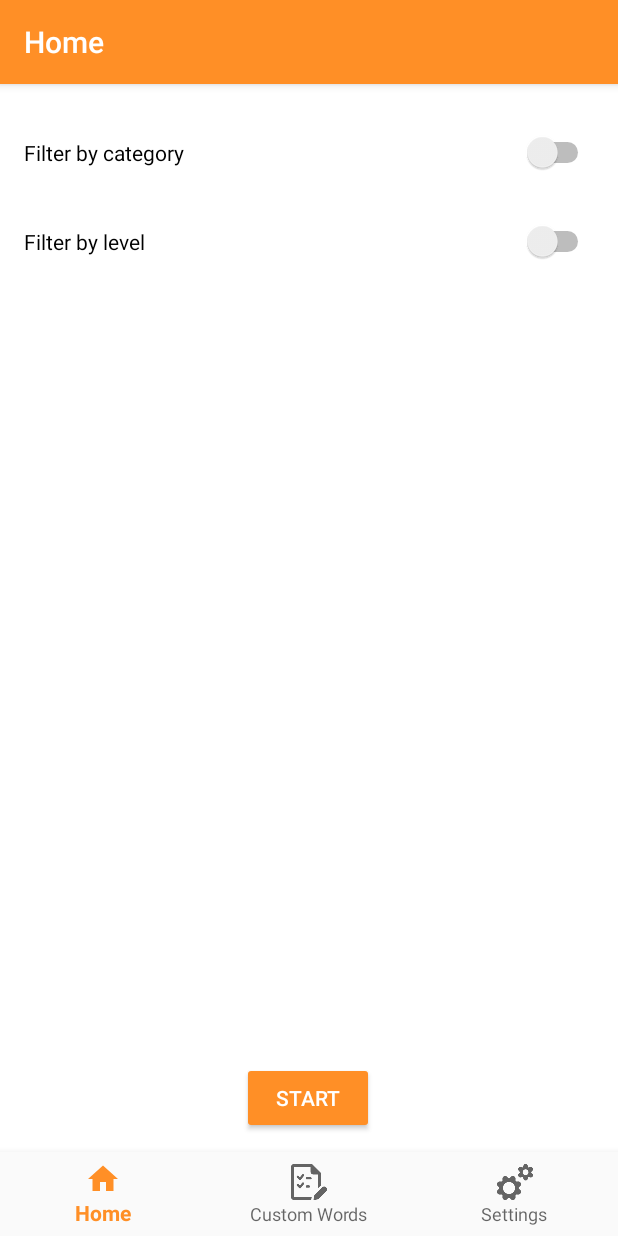
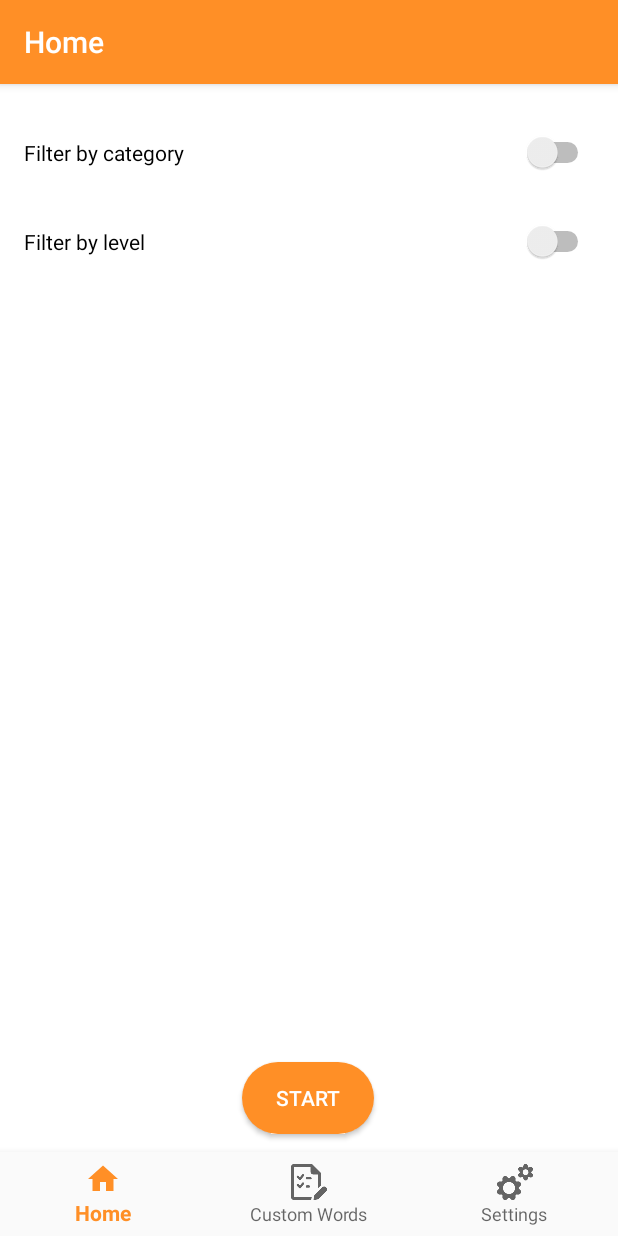
Before and after one commit to miguelromeral/PasswordGame, an Android app: the screen it shows after launch (MainActivity), on a phone screen of 412 x 824 dp. Run offline under Robolectric (Android 15) with nearby library versions, the phone set to English and light mode, and no system bars; our stand-ins replace Firebase (no records; nobody signed in at launch, a user with empty details on screens opened directly), Room's generated code, data binding, navigation-ui.

```diff
--- /dev/null
+++ b/app/src/main/res/drawable/btn_rounded.xml
@@ -0,0 +1,5 @@
+<?xml version="1.0" encoding="utf-8"?>
+<shape xmlns:android="http://schemas.android.com/apk/res/android" android:shape="rectangle">
+    <solid android:color="@color/white"/>
+    <corners android:radius="32sp"/>
+</shape>
--- a/app/src/main/res/layout/fragment_custom_password.xml
+++ b/app/src/main/res/layout/fragment_custom_password.xml
@@ -84,7 +84,7 @@
 
     <Button
         android:id="@+id/bInsert"
-        style="@style/MainButton"
+        style="@style/MainButtonRounded"
         android:layout_width="wrap_content"
         android:layout_height="wrap_content"
         android:layout_marginEnd="16dp"
--- a/app/src/main/res/layout/fragment_home.xml
+++ b/app/src/main/res/layout/fragment_home.xml
@@ -65,7 +65,7 @@
 
         <Button
             android:id="@+id/bStartGame"
-            style="@style/MainButton"
+            style="@style/MainButtonRounded"
             android:layout_width="wrap_content"
             android:layout_height="wrap_content"
             android:layout_marginBottom="24dp"
--- a/app/src/main/res/values-night/styles.xml
+++ b/app/src/main/res/values-night/styles.xml
@@ -23,15 +23,18 @@
         <item name="android:tint">@color/black</item>
     </style>
 
-    <style name="MainButton" parent="Widget.AppCompat.Button.Colored">
-        <item name="android:layout_width">wrap_content</item>
-        <item name="android:layout_height">wrap_content</item>
-        <item name="android:layout_margin">12dp</item>
-        <item name="android:backgroundTint">@color/mainOrange</item>
-        <item name="android:padding">8dp</item>
-        <item name="android:textColor">@color/white</item>
+
+
+    <style name="MainButtonRounded" parent="MainButton">
+        <item name="android:backgroundTint">@color/darkOrange</item>
+        <item name="android:background">@drawable/btn_rounded</item>
     </style>
 
+    <style name="MinorButton" parent="MainButton">
+        <item name="android:backgroundTint">@color/darkBlue</item>
+        <item name="android:textColor">@color/white</item>
+        <item name="android:background">@drawable/btn_rounded</item>
+    </style>
 
     <style name="myTextView" parent="mainTextView">
         <item name="android:textColor">@color/white</item>
@@ -62,6 +65,10 @@
         <item name="cardBackgroundColor">@color/darkBlue</item>
     </style>
 
+    <style name="cardViewCustomHint" parent="mainCardView">
+        <item name="cardBackgroundColor">@color/darkBlue</item>
+    </style>
+
     <style name="cardViewHint" parent="mainCardView">
         <item name="cardBackgroundColor">@color/darkOrange</item>
     </style>
--- a/app/src/main/res/values/strings.xml
+++ b/app/src/main/res/values/strings.xml
@@ -20,6 +20,9 @@
     <string name="pref_theme_key">pref_theme_key</string>
 
 
+    <string name="option_search_secrets">Search</string>
+
+
     <string name="dpm_level_mixed">Todas las dificultades</string>
     <string name="dpm_level_easy">Facil</string>
     <string name="dpm_level_medium">Medio</string>
--- a/app/src/main/res/values/styles.xml
+++ b/app/src/main/res/values/styles.xml
@@ -36,19 +36,28 @@
         <item name="android:textColor">@color/white</item>
     </style>
 
+    <style name="MainButtonRounded" parent="MainButton">
+        <item name="android:background">@drawable/btn_rounded</item>
+    </style>
+
+
+
     <style name="SuccessButton" parent="MainButton">
         <item name="android:backgroundTint">@color/lightGreen</item>
         <item name="android:textColor">@color/black</item>
+        <item name="android:background">@drawable/btn_rounded</item>
     </style>
 
     <style name="FailButton" parent="MainButton">
         <item name="android:backgroundTint">@color/lightRed</item>
         <item name="android:textColor">@color/white</item>
+        <item name="android:background">@drawable/btn_rounded</item>
     </style>
 
     <style name="MinorButton" parent="MainButton">
         <item name="android:backgroundTint">@color/colorAccent</item>
         <item name="android:textColor">@color/white</item>
+        <item name="android:background">@drawable/btn_rounded</item>
     </style>
 
     <style name="mainTextView">
@@ -103,6 +112,12 @@
         <item name="cardBackgroundColor">@color/mainBlue</item>
     </style>
 
+    <style name="cardViewCustomHint" parent="mainCardView">
+        <item name="cardBackgroundColor">@color/mainBlue</item>
+        <item name="android:layout_marginStart">16dp</item>
+        <item name="android:layout_marginEnd">16dp</item>
+    </style>
+
     <style name="cardViewHint" parent="mainCardView">
         <item name="cardBackgroundColor">@color/mainOrange</item>
     </style>
```
Also changed, not shown: app/src/main/java/es/miguelromeral/password/ui/dashboard/DashboardFragment.kt (+41 -1 lines), app/src/main/java/es/miguelromeral/password/ui/dashboard/DashboardViewModel.kt (+36 -2 lines), app/src/main/res/layout/item_custom_hint.xml (+9 -1 lines), app/src/main/res/layout/partial_empty_cp.xml (+7 -4 lines), app/src/main/res/menu/custom_password_options.xml (+9 -0 lines), app/src/main/res/drawable/alert.png (added), app/src/main/res/drawable/search.png (added).
